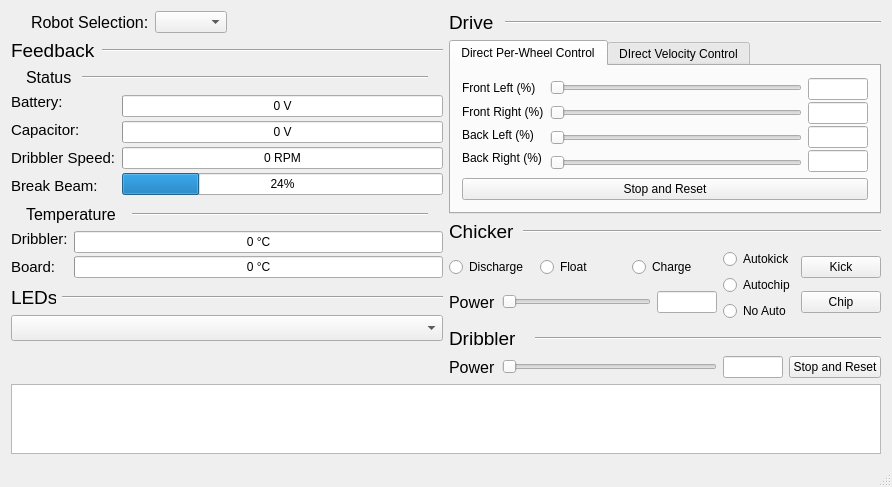
Before: the Qt Designer form src/software/gui/robot_diagnostics/ui/main_widget.ui in UBC-Thunderbots/Software, drawn with Qt 5.
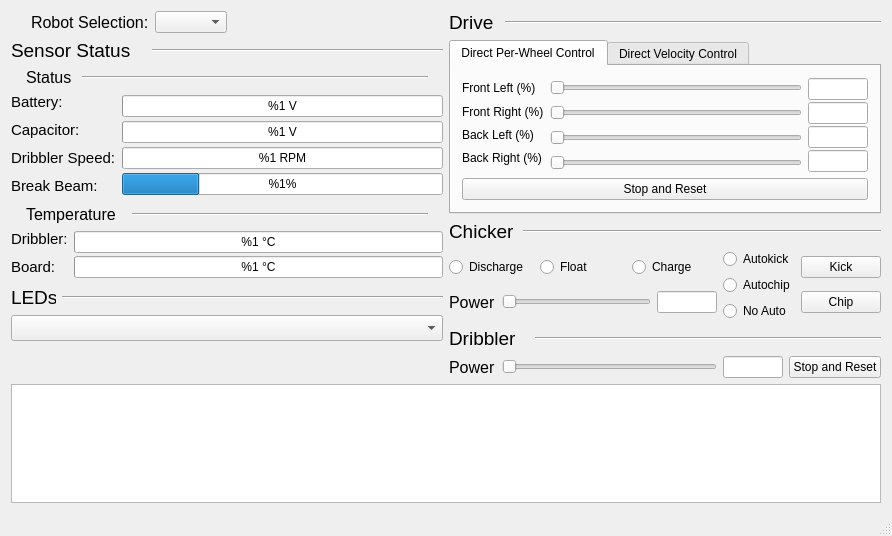
After: the same form once the commit is applied. Custom widgets are drawn as their Qt base class.

Commit message:
update robot diagnostics with sensor msg (#1552)
* added update functions and fixed build files

* formatting

* comments

* add new line

* added float progress bar

* fix formatting

* rename feedback to senor_status

* formatting

* fix typo

* fix comment

* Update robot_diagnostics_gui.h

* Update robot_diagnostics_gui.h

```diff
--- a/src/software/gui/robot_diagnostics/ui/main_widget.ui
+++ b/src/software/gui/robot_diagnostics/ui/main_widget.ui
@@ -7,7 +7,7 @@
     <x>0</x>
     <y>0</y>
     <width>892</width>
-    <height>480</height>
+    <height>536</height>
    </rect>
   </property>
   <property name="windowTitle">
@@ -75,7 +75,7 @@
              <widget class="QLabel" name="label_feedback">
               <property name="maximumSize">
                <size>
-                <width>85</width>
+                <width>135</width>
                 <height>16777215</height>
                </size>
               </property>
@@ -85,7 +85,7 @@
                </font>
               </property>
               <property name="text">
-               <string>Feedback</string>
+               <string>Sensor Status</string>
               </property>
              </widget>
             </item>
@@ -209,7 +209,7 @@
                    <number>0</number>
                   </property>
                   <property name="format">
-                   <string>%v V</string>
+                   <string>%1 V</string>
                   </property>
                  </widget>
                 </item>
@@ -222,7 +222,7 @@
                    <number>0</number>
                   </property>
                   <property name="format">
-                   <string>%v V</string>
+                   <string>%1 V</string>
                   </property>
                  </widget>
                 </item>
@@ -235,7 +235,7 @@
                    <number>0</number>
                   </property>
                   <property name="format">
-                   <string>%v RPM</string>
+                   <string>%1 RPM</string>
                   </property>
                  </widget>
                 </item>
@@ -244,6 +244,9 @@
                   <property name="value">
                    <number>24</number>
                   </property>
+                  <property name="format">
+                   <string>%1%</string>
+                  </property>
                  </widget>
                 </item>
                </layout>
@@ -339,7 +342,7 @@
                    <number>0</number>
                   </property>
                   <property name="format">
-                   <string>%v °C</string>
+                   <string>%1 °C</string>
                   </property>
                  </widget>
                 </item>
@@ -349,7 +352,7 @@
                    <number>0</number>
                   </property>
                   <property name="format">
-                   <string>%v °C</string>
+                   <string>%1 °C</string>
                   </property>
                  </widget>
                 </item>
@@ -630,7 +633,7 @@
             </widget>
             <widget class="QWidget" name="direct_velocity">
              <attribute name="title">
-              <string>DIrect Velocity Control</string>
+              <string>Direct Velocity Control</string>
              </attribute>
              <layout class="QVBoxLayout" name="verticalLayout_25">
               <item>
@@ -1038,6 +1041,13 @@
   <widget class="QStatusBar" name="statusBar"/>
  </widget>
  <layoutdefault spacing="6" margin="11"/>
+ <customwidgets>
+  <customwidget>
+   <class>RobotStatusTable</class>
+   <extends>QTableWidget</extends>
+   <header>software/gui/generic_widgets/robot_status/robot_status_table.h</header>
+  </customwidget>
+ </customwidgets>
  <resources/>
  <connections/>
  <buttongroups>
```
Left out of the diff: 6 changed lines with no effect on the pictures. The commit also changes 11 other files.
